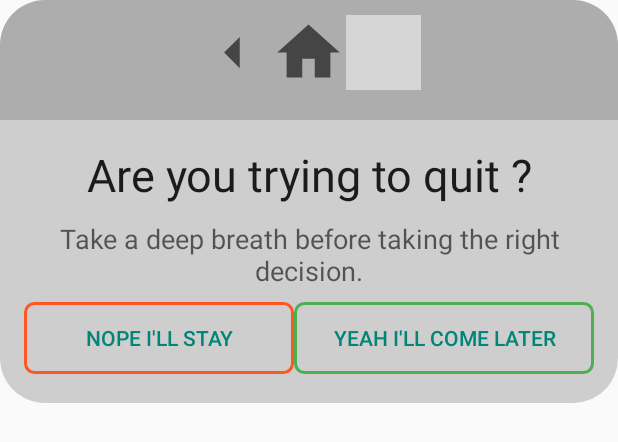
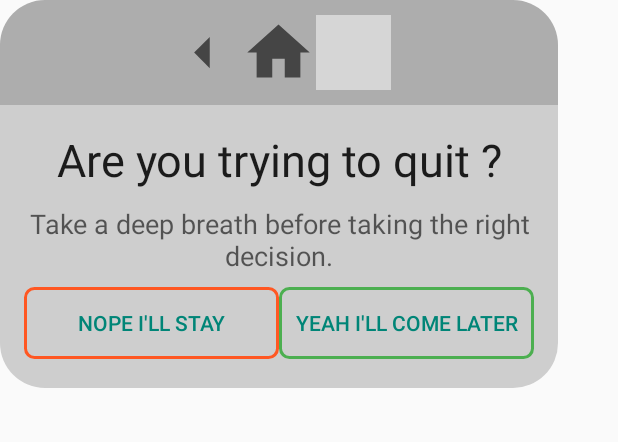
Before and after one commit to SasiGovind/MovieDB, an Android app: the layout exit_dialog.xml on its own in the app's theme, with its tools: preview values and no code run, on a phone screen of 412 x 824 dp. Shown: the top 442 px of the screen. Run offline under Robolectric (Android 15) with nearby library versions, the light colour scheme and no system bars; grey boxes are pictures that could not be loaded.

Commit message:
custom exitDialog lifting

```diff
--- a/app/src/main/AndroidManifest.xml
+++ b/app/src/main/AndroidManifest.xml
@@ -11,15 +11,15 @@
         android:roundIcon="@mipmap/ic_launcher_round"
         android:supportsRtl="true"
         android:theme="@style/AppTheme">
-        <activity android:name=".SplashScreenActivity" android:theme="@style/SplashScreenTheme">
+        <activity android:name=".view.SplashScreenActivity" android:theme="@style/SplashScreenTheme">
             <intent-filter>
                 <action android:name="android.intent.action.MAIN" />
 
                 <category android:name="android.intent.category.LAUNCHER" />
             </intent-filter>
         </activity>
-        <activity android:name=".MovieDetailActivity" />
-        <activity android:name=".MainActivity"/>
+        <activity android:name=".view.MovieDetailActivity" />
+        <activity android:name=".view.MainActivity"/>
     </application>
 
 </manifest>
--- a/app/src/main/java/com/sasig/moviedb/AdapterMovies.java
+++ b/app/src/main/java/com/sasig/moviedb/controller/AdapterMovies.java
@@ -1,4 +1,4 @@
-package com.sasig.moviedb;
+package com.sasig.moviedb.controller;
 
 import android.support.v7.widget.RecyclerView;
 import android.text.TextUtils;
@@ -10,6 +10,9 @@ import android.widget.TextView;
 
 import com.bumptech.glide.Glide;
 import com.bumptech.glide.request.RequestOptions;
+import com.sasig.moviedb.model.Genre;
+import com.sasig.moviedb.model.Movie;
+import com.sasig.moviedb.R;
 
 import java.util.ArrayList;
 import java.util.List;
--- a/app/src/main/java/com/sasig/moviedb/CallbackGenres.java
+++ b/app/src/main/java/com/sasig/moviedb/controller/CallbackGenres.java
@@ -1,4 +1,6 @@
-package com.sasig.moviedb;
+package com.sasig.moviedb.controller;
+
+import com.sasig.moviedb.model.Genre;
 
 import java.util.List;
 
--- a/app/src/main/java/com/sasig/moviedb/CallbackMovie.java
+++ b/app/src/main/java/com/sasig/moviedb/controller/CallbackMovie.java
@@ -1,4 +1,6 @@
-package com.sasig.moviedb;
+package com.sasig.moviedb.controller;
+
+import com.sasig.moviedb.model.Movie;
 
 public interface CallbackMovie {
     void onSuccess(Movie movie);
--- a/app/src/main/java/com/sasig/moviedb/CallbackMovies.java
+++ b/app/src/main/java/com/sasig/moviedb/controller/CallbackMovies.java
@@ -1,4 +1,6 @@
-package com.sasig.moviedb;
+package com.sasig.moviedb.controller;
+
+import com.sasig.moviedb.model.Movie;
 
 import java.util.List;
 
--- a/app/src/main/java/com/sasig/moviedb/CallbackMoviesClick.java
+++ b/app/src/main/java/com/sasig/moviedb/controller/CallbackMoviesClick.java
@@ -1,8 +1,10 @@
-package com.sasig.moviedb;
+package com.sasig.moviedb.controller;
 
 import android.widget.ImageView;
 import android.widget.TextView;
 
+import com.sasig.moviedb.model.Movie;
+
 public interface CallbackMoviesClick {
     void onClick(TextView v1, TextView v2, TextView v3, ImageView v4, Movie movie);
 }
--- a/app/src/main/java/com/sasig/moviedb/ApiTMDB.java
+++ b/app/src/main/java/com/sasig/moviedb/model/ApiTMDB.java
@@ -1,4 +1,4 @@
-package com.sasig.moviedb;
+package com.sasig.moviedb.model;
 
 import retrofit2.Call;
 import retrofit2.http.GET;
--- a/app/src/main/java/com/sasig/moviedb/Genre.java
+++ b/app/src/main/java/com/sasig/moviedb/model/Genre.java
@@ -1,4 +1,4 @@
-package com.sasig.moviedb;
+package com.sasig.moviedb.model;
 
 import com.google.gson.annotations.Expose;
 import com.google.gson.annotations.SerializedName;
--- a/app/src/main/java/com/sasig/moviedb/Movie.java
+++ b/app/src/main/java/com/sasig/moviedb/model/Movie.java
@@ -1,4 +1,4 @@
-package com.sasig.moviedb;
+package com.sasig.moviedb.model;
 
 import com.google.gson.annotations.Expose;
 import com.google.gson.annotations.SerializedName;
--- a/app/src/main/java/com/sasig/moviedb/ResGenres.java
+++ b/app/src/main/java/com/sasig/moviedb/model/ResGenres.java
@@ -1,4 +1,4 @@
-package com.sasig.moviedb;
+package com.sasig.moviedb.model;
 
 import com.google.gson.annotations.Expose;
 import com.google.gson.annotations.SerializedName;
--- a/app/src/main/java/com/sasig/moviedb/ResMovies.java
+++ b/app/src/main/java/com/sasig/moviedb/model/ResMovies.java
@@ -1,4 +1,4 @@
-package com.sasig.moviedb;
+package com.sasig.moviedb.model;
 
 import com.google.gson.annotations.Expose;
 import com.google.gson.annotations.SerializedName;
--- a/app/src/main/java/com/sasig/moviedb/SplashScreenActivity.java
+++ b/app/src/main/java/com/sasig/moviedb/view/SplashScreenActivity.java
@@ -1,8 +1,10 @@
-package com.sasig.moviedb;
+package com.sasig.moviedb.view;
 
 import android.content.Intent;
 import android.os.Bundle;
 import android.support.v7.app.AppCompatActivity;
+
+import com.sasig.moviedb.R;
 
 public class SplashScreenActivity extends AppCompatActivity {
 
--- a/app/src/main/res/layout/exit_dialog.xml
+++ b/app/src/main/res/layout/exit_dialog.xml
@@ -1,12 +1,13 @@
 <?xml version="1.0" encoding="utf-8"?>
 <LinearLayout xmlns:android="http://schemas.android.com/apk/res/android"
-    android:layout_width="match_parent"
+    android:layout_width="wrap_content"
     android:layout_height="match_parent"
-    android:orientation="vertical">
+    android:orientation="vertical"
+    android:gravity="center_horizontal">
 
     <LinearLayout
         android:layout_width="match_parent"
-        android:layout_height="80dp"
+        android:layout_height="70dp"
         android:background="@drawable/dialog_round_up"
         android:gravity="center_horizontal"
         android:orientation="horizontal">
@@ -39,7 +40,8 @@
         android:layout_height="wrap_content"
         android:orientation="vertical"
         android:padding="16dp"
-        android:background="@drawable/dialog_round_down">
+        android:background="@drawable/dialog_round_down"
+        android:gravity="center_horizontal">
 
         <TextView
             android:layout_width="match_parent"
@@ -61,11 +63,12 @@
             android:layout_width="wrap_content"
             android:layout_height="wrap_content"
             android:orientation="horizontal"
-            android:paddingTop="5dp">
+            android:paddingTop="5dp"
+            android:gravity="center_horizontal">
 
             <Button
                 android:id="@+id/buttonNo"
-                android:layout_width="200dp"
+                android:layout_width="170dp"
                 android:layout_height="wrap_content"
                 android:layout_gravity="center"
                 android:layout_marginTop="3dp"
@@ -77,7 +80,7 @@
 
             <Button
                 android:id="@+id/buttonOk"
-                android:layout_width="200dp"
+                android:layout_width="170dp"
                 android:layout_height="wrap_content"
                 android:layout_gravity="center"
                 android:layout_marginTop="3dp"
```
Also changed, not shown: app/src/main/java/com/sasig/moviedb/controller/MoviesRepo.java (renamed from app/src/main/java/com/sasig/moviedb/MoviesRepo.java, +7 -1 lines), app/src/main/java/com/sasig/moviedb/view/MainActivity.java (renamed from app/src/main/java/com/sasig/moviedb/MainActivity.java, +9 -1 lines), app/src/main/java/com/sasig/moviedb/view/MovieDetailActivity.java (renamed from app/src/main/java/com/sasig/moviedb/MovieDetailActivity.java, +6 -1 lines).
